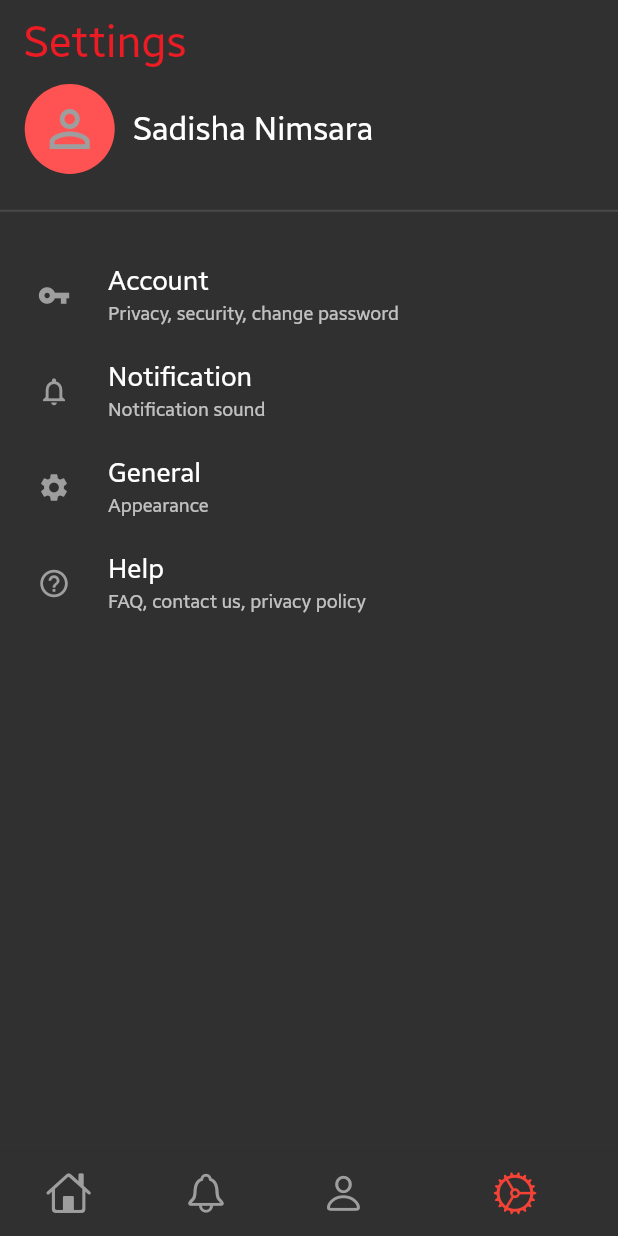
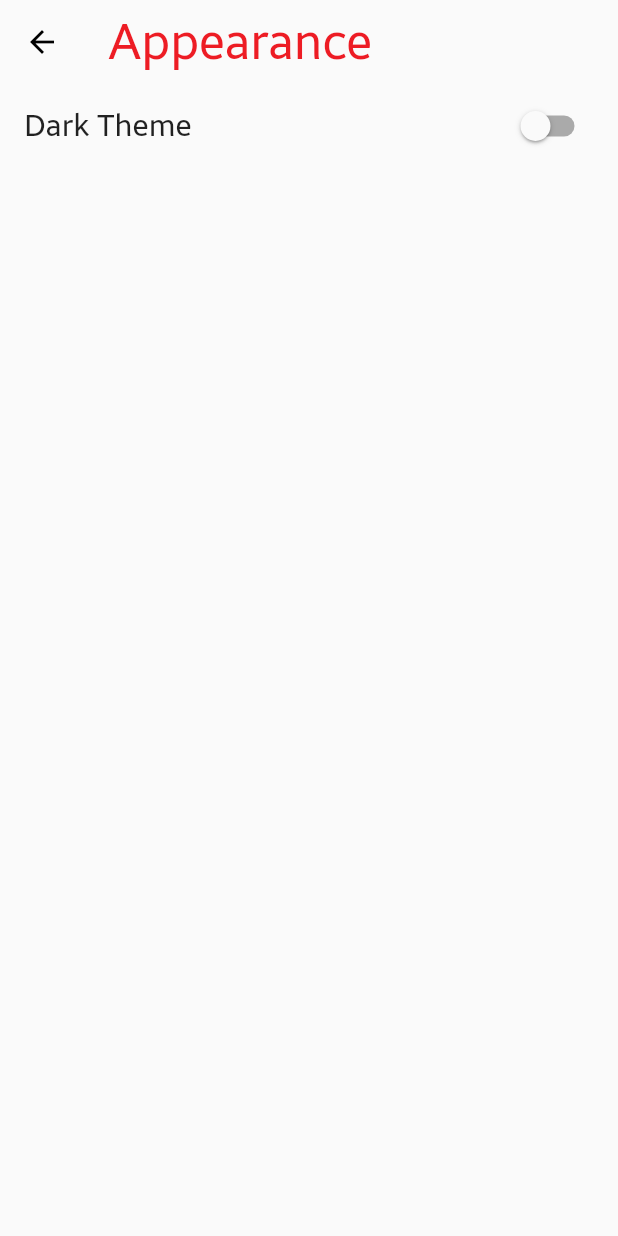
Before and after one commit to nsadisha/blood_bank, a Flutter app: the screen it shows after launch, item 4 of the bottom bar chosen, after a tap on "General", on a phone screen of 412 x 824 dp. Run offline on Flutter 3.47's test engine with Material 2 defaults, Android fonts, the phone set to English and light mode, and no system bars; our stand-ins replace flutter_datetime_picker.

Commit message:
Initial commit

```diff
--- /dev/null
+++ b/lib/Screens/Signed/Settings/General.dart
@@ -0,0 +1,48 @@
+import 'package:flutter/material.dart';
+
+class Appearance extends StatelessWidget {
+  @override
+  Widget build(BuildContext context) {
+    double width = MediaQuery.of(context).size.width;
+    double height = MediaQuery.of(context).size.height;
+    double tScale = MediaQuery.of(context).textScaleFactor;
+    return Scaffold(
+      appBar: AppBar(
+        title: Text(
+          'Appearance',
+          textScaleFactor: tScale,
+          style: TextStyle(
+              fontSize: width*0.08,
+              color: Color.fromRGBO(237, 28, 36, 1)
+          ),
+        ),
+        leading: IconButton(
+            icon: Icon(Icons.arrow_back,color: Theme.of(context).brightness==Brightness.light ? Colors.black : Colors.grey,),
+            onPressed: (){Navigator.pop(context);}
+        ),
+        backgroundColor: Colors.transparent,
+        elevation: 0,
+      ),
+      body: Container(
+          width: width,
+          height: height,
+          child: ListView(
+            children: <Widget>[
+              ListTile(
+                title: Text('Dark Theme',style: TextStyle(fontSize: width*0.05),textScaleFactor: tScale,),
+                trailing: Switch(
+                    value: Theme.of(context).brightness==Brightness.dark ? true : false,
+                    onChanged: (val){
+                      if(val==true){
+                        //turn on dark theme
+                      }else{
+                        //turn on light theme
+                      }
+                    }),
+              )
+            ],
+          )
+      ),
+    );
+  }
+}
--- a/lib/Screens/Signed/home.dart
+++ b/lib/Screens/Signed/home.dart
@@ -16,6 +16,14 @@ class _HomeState extends State<Home> {
 
   int _currentIndex = 0;
 
+  //App Bar titles for different pages.
+  final List<String> _appBarTitles = [
+    'Home',
+    'Notifications',
+    'Account',
+    'Settings'
+  ];
+
   //Navigation bar pages
   final List<Widget> _children = [
     HomePage(),
@@ -32,7 +40,21 @@ class _HomeState extends State<Home> {
 
   @override
   Widget build(BuildContext context) {
+    double width = MediaQuery.of(context).size.width;
+    double tScale = 0.65+(MediaQuery.of(context).textScaleFactor)/4.5;
     return Scaffold(
+        appBar: AppBar(
+          title: Text(
+            _appBarTitles[_currentIndex],
+            textScaleFactor: tScale,
+            style: TextStyle(
+                fontSize: width*0.08,
+                color: Color.fromRGBO(237, 28, 36, 1)
+            ),
+          ),
+          backgroundColor: Colors.transparent,
+          elevation: 0,
+        ),
         body: _children[_currentIndex],
         bottomNavigationBar: BottomNavigationBar(
           type: BottomNavigationBarType.shifting,
--- a/lib/Screens/Signed/homePage.dart
+++ b/lib/Screens/Signed/homePage.dart
@@ -1,3 +1,4 @@
+import 'package:flutter/cupertino.dart';
 import 'package:flutter/material.dart';
 
 class HomePage extends StatefulWidget {
@@ -10,21 +11,8 @@ class _HomePageState extends State<HomePage> {
   Widget build(BuildContext context) {
     double width = MediaQuery.of(context).size.width;
     double height = MediaQuery.of(context).size.height;
-    double tScale = 0.65+(MediaQuery.of(context).textScaleFactor)/4.5;
-    return Scaffold(
-      appBar: AppBar(
-        title: Text(
-            'Home',
-          textScaleFactor: tScale,
-          style: TextStyle(
-            fontSize: width*0.08,
-            color: Color.fromRGBO(237, 28, 36, 1)
-          ),
-        ),
-        backgroundColor: Colors.transparent,
-        elevation: 0,
-      ),
-      body: Container(
+    //double tScale = 0.65+(MediaQuery.of(context).textScaleFactor)/4.5;
+    return Container(
       width: width,
       height: height*0.91,
       child: Column(
@@ -35,11 +23,10 @@ class _HomePageState extends State<HomePage> {
             width: width*0.9,
             height: height*0.07,
             child: Text("Hello"),
-            ),)
+          ),),
         ],
       ),
 
-      ),
     );
   }
 }
--- a/lib/Screens/Signed/settings.dart
+++ b/lib/Screens/Signed/settings.dart
@@ -1,5 +1,6 @@
 import 'package:flutter/material.dart';
 import 'package:flutter/cupertino.dart';
+import 'package:blood_bank/Screens/Signed/Settings/General.dart';
 
 class Settings extends StatefulWidget {
   @override
@@ -12,20 +13,7 @@ class _SettingsState extends State<Settings> {
     double width = MediaQuery.of(context).size.width;
     double height = MediaQuery.of(context).size.height;
     double tScale = 0.65+(MediaQuery.of(context).textScaleFactor)/4.5;
-    return Scaffold(
-      appBar: AppBar(
-        title: Text(
-          'Settings',
-          textScaleFactor: tScale,
-          style: TextStyle(
-              fontSize: width*0.08,
-              color: Color.fromRGBO(237, 28, 36, 1)
-          ),
-        ),
-        backgroundColor: Colors.transparent,
-        elevation: 0,
-      ),
-      body: Container(
+    return Container(
       width: width,
       height: height*0.91,
       child: SingleChildScrollView(
@@ -83,10 +71,8 @@ class _SettingsState extends State<Settings> {
               title: Text('General',style: TextStyle(fontSize: width*0.05),textScaleFactor: tScale,),
               subtitle: Text('Appearance',style: TextStyle(fontSize: width*0.035),textScaleFactor: tScale,),
               onTap: (){
-                  setState(() {
-
-                  });
-                },
+                Navigator.push(context, MaterialPageRoute(builder: (context) => Appearance()));
+              }
             ),
             ListTile(
               dense: true,
@@ -100,8 +86,8 @@ class _SettingsState extends State<Settings> {
               subtitle: Text('FAQ, contact us, privacy policy',style: TextStyle(fontSize: width*0.035),textScaleFactor: tScale,),
               onTap: (){},
             ),
+
           ],
-          ),
         ),
       ),
     );
--- a/lib/main.dart
+++ b/lib/main.dart
@@ -6,18 +6,18 @@ import 'package:blood_bank/Screens/Signed/home.dart';
 //import 'package:blood_bank/Screens/signup.dart';
 
 void main() {
+  //setting status bar icon brightness to dark
+  SystemChrome.setSystemUIOverlayStyle(
+      SystemUiOverlayStyle(
+        statusBarColor: Colors.transparent,
+        statusBarIconBrightness: Brightness.dark,
+      )
+  );
+
   //Setting the orientation to portrait.
   SystemChrome.setPreferredOrientations([DeviceOrientation.portraitUp]).then((_){
     runApp(MyApp());
   });
-
-  //setting status bar icon brightness to dark
-  SystemChrome.setSystemUIOverlayStyle(
-      SystemUiOverlayStyle(
-          statusBarColor: Colors.transparent,
-          statusBarIconBrightness: Brightness.dark,
-      )
-  );
 }
 
 class MyApp extends StatefulWidget {
@@ -31,7 +31,7 @@ class _MyAppState extends State<MyApp> {
 
   @override
   Widget build(BuildContext context) {
-    _brightness = Brightness.dark;
+    _brightness = Brightness.light;
     return MaterialApp(
       debugShowCheckedModeBanner: false,
       title: 'Blood Bank',
```
Also changed, not shown: lib/Screens/Signed/account.dart (+19 -19 lines), lib/Screens/Signed/notifications.dart (+31 -102 lines). Lines whose indentation alone changed are shown as unchanged.
